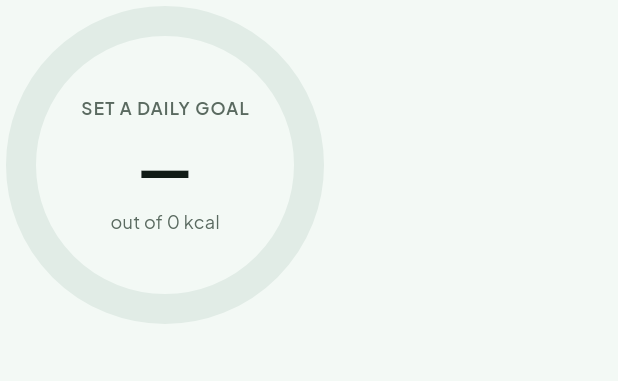
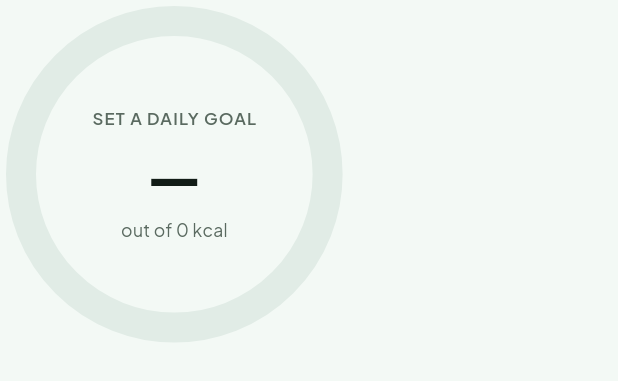
Before and after one commit to Nabil2099/nutration_ai, a Flutter app: the CalorieProgressRing widget shown alone on an empty page, opened directly with empty values, on a phone screen of 412 x 824 dp. Shown: the top 381 px of the screen. Run offline on Flutter 3.47's test engine with Material 3 defaults, Android fonts, the phone set to English and light mode, and no system bars; our stand-ins replace cloud_firestore, dio, firebase_auth, firebase_core, flutter_bloc, flutter_dotenv and 2 more; accounts and stored records are empty.

Commit message:
feat: add responsive layout support using flutter_screenutil

```diff
--- a/lib/app.dart
+++ b/lib/app.dart
@@ -4,6 +4,7 @@ import 'package:flutter_bloc/flutter_bloc.dart';
 import 'app/app_gate.dart';
 import 'app/cubit/app_cubit.dart';
 import 'core/theme/app_theme.dart';
+import 'core/theme/responsive.dart';
 import 'core/data/services/user_profile_service.dart';
 import 'core/data/services/meal_reader.dart';
 import 'core/navigation/main_shell.dart';
@@ -27,6 +28,7 @@ class App extends StatelessWidget {
   @override
   Widget build(BuildContext context) => BlocProvider(
     create: (_) => AppCubit(auth, onboarding, profiles),
+    child: withScreenUtil(
       child: MaterialApp(
         title: 'Nutrition & AI Coach',
         debugShowCheckedModeBanner: false,
@@ -38,5 +40,6 @@ class App extends StatelessWidget {
           screens: screens,
         ),
       ),
+    ),
   );
 }
--- a/lib/app/bootstrap.dart
+++ b/lib/app/bootstrap.dart
@@ -13,6 +13,7 @@ import '../core/data/services/user_profile_service.dart';
 import '../core/firebase_bootstrap.dart';
 import '../core/navigation/main_shell.dart';
 import '../core/theme/app_theme.dart';
+import '../core/theme/responsive.dart';
 import '../core/widgets/app_error_view.dart';
 import '../features/analytics/presentation/screens/analytics_screen.dart';
 import '../features/auth/data/services/auth_service.dart';
@@ -134,7 +135,8 @@ class _BootstrapState extends State<Bootstrap> {
     future: _startup,
     builder: (context, snapshot) {
       if (snapshot.hasData) return snapshot.data!;
-      return MaterialApp(
+      return withScreenUtil(
+        child: MaterialApp(
           debugShowCheckedModeBanner: false,
           theme: AppTheme.light,
           home:
@@ -152,6 +154,7 @@ class _BootstrapState extends State<Bootstrap> {
                   ),
                 )
               : SplashScreen(elapsed: _startupClock.elapsed),
+        ),
       );
     },
   );
--- /dev/null
+++ b/lib/core/theme/responsive.dart
@@ -0,0 +1,44 @@
+import 'package:flutter/widgets.dart';
+import 'package:flutter_screenutil/flutter_screenutil.dart';
+
+/// Responsive sizing helpers backed by `flutter_screenutil` (`ScreenUtil`),
+/// clamped so small phones (`320px`) scale down cleanly and large tablets
+/// (`1000px+`) stay well-proportioned without oversized text or cards.
+extension ResponsiveNum on num {
+  static double _clampedWidthScale() {
+    try {
+      return ScreenUtil().scaleWidth.clamp(0.82, 1.20);
+    } catch (_) {
+      return 1.0;
+    }
+  }
+
+  static double _clampedHeightScale() {
+    try {
+      return ScreenUtil().scaleHeight.clamp(0.82, 1.18);
+    } catch (_) {
+      return 1.0;
+    }
+  }
+
+  static double _clampedTextScale() {
+    try {
+      return ScreenUtil().scaleText.clamp(0.88, 1.15);
+    } catch (_) {
+      return 1.0;
+    }
+  }
+
+  double get rw => toDouble() * _clampedWidthScale();
+  double get rh => toDouble() * _clampedHeightScale();
+  double get rsp => toDouble() * _clampedTextScale();
+  double get rr => toDouble() * _clampedWidthScale();
+}
+
+/// Ensures `ScreenUtil` is initialized for top-level app shells.
+Widget withScreenUtil({required Widget child}) => ScreenUtilInit(
+  designSize: const Size(390, 844),
+  minTextAdapt: true,
+  splitScreenMode: true,
+  builder: (_, _) => child,
+);
--- a/lib/features/home/presentation/screens/home_screen.dart
+++ b/lib/features/home/presentation/screens/home_screen.dart
@@ -1,6 +1,7 @@
 import 'package:flutter/material.dart';
 import 'package:flutter_bloc/flutter_bloc.dart';
 
+import '../../../../core/theme/responsive.dart';
 import '../../../../core/widgets/app_error_view.dart';
 import '../cubit/home_cubit.dart';
 import '../cubit/home_state.dart';
@@ -73,7 +74,7 @@ class _HomeScreenState extends State<HomeScreen> with WidgetsBindingObserver {
         child: LayoutBuilder(
           builder: (context, constraints) => SingleChildScrollView(
             physics: const AlwaysScrollableScrollPhysics(),
-            padding: const EdgeInsets.all(20),
+            padding: EdgeInsets.all(20.rw),
             child: Center(
               child: ConstrainedBox(
                 constraints: const BoxConstraints(maxWidth: 1000),
--- a/lib/features/home/presentation/widgets/calorie_progress_ring.dart
+++ b/lib/features/home/presentation/widgets/calorie_progress_ring.dart
@@ -4,6 +4,7 @@ import 'package:flutter/material.dart';
 import 'package:intl/intl.dart';
 
 import '../../../../core/theme/app_colors.dart';
+import '../../../../core/theme/responsive.dart';
 
 class CalorieProgressRing extends StatelessWidget {
   const CalorieProgressRing({
@@ -25,13 +26,13 @@ class CalorieProgressRing extends StatelessWidget {
           ? 'Set a daily goal'
           : '${remaining.abs().round()} kilocalories ${remaining < 0 ? 'over goal' : 'remaining'}',
       child: SizedBox(
-        width: 220,
-        height: 220,
+        width: 220.rw,
+        height: 220.rw,
         child: CustomPaint(
           painter: _RingPainter(progress),
           child: Center(
             child: Padding(
-              padding: const EdgeInsets.all(30),
+              padding: EdgeInsets.all(30.rw),
               child: FittedBox(
                 fit: BoxFit.scaleDown,
                 child: Column(
@@ -43,14 +44,14 @@ class CalorieProgressRing extends StatelessWidget {
                           : remaining < 0
                           ? 'OVER GOAL'
                           : 'REMAINING',
-                      style: const TextStyle(
-                        fontSize: 11.5,
+                      style: TextStyle(
+                        fontSize: 11.5.rsp,
                         fontWeight: FontWeight.w600,
                         letterSpacing: 0.8,
                         color: AppColors.textSecondary,
                       ),
                     ),
-                    const SizedBox(height: 4),
+                    SizedBox(height: 4.rh),
                     Row(
                       mainAxisSize: MainAxisSize.min,
                       crossAxisAlignment: CrossAxisAlignment.baseline,
@@ -58,19 +59,19 @@ class CalorieProgressRing extends StatelessWidget {
                       children: [
                         Text(
                           goal <= 0 ? '—' : '${remaining.abs().round()}',
-                          style: const TextStyle(
-                            fontSize: 38,
+                          style: TextStyle(
+                            fontSize: 38.rsp,
                             fontWeight: FontWeight.w800,
                             color: AppColors.textPrimary,
                             letterSpacing: -0.8,
                           ),
                         ),
                         if (goal > 0) ...[
-                          const SizedBox(width: 4),
-                          const Text(
+                          SizedBox(width: 4.rw),
+                          Text(
                             'kcal',
                             style: TextStyle(
-                              fontSize: 15,
+                              fontSize: 15.rsp,
                               fontWeight: FontWeight.w700,
                               color: AppColors.primaryBright,
                             ),
@@ -78,11 +79,11 @@ class CalorieProgressRing extends StatelessWidget {
                         ],
                       ],
                     ),
-                    const SizedBox(height: 2),
+                    SizedBox(height: 2.rh),
                     Text(
                       'out of $formattedGoal kcal',
-                      style: const TextStyle(
-                        fontSize: 12,
+                      style: TextStyle(
+                        fontSize: 12.rsp,
                         color: AppColors.textSecondary,
                       ),
                     ),
--- a/pubspec.yaml
+++ b/pubspec.yaml
@@ -17,6 +17,7 @@ dependencies:
   dio: ^5.9.0
   flutter_bloc: ^9.1.1
   flutter_dotenv: ^6.0.0
+  flutter_screenutil: ^5.9.3
   hive_flutter: ^1.1.0
   intl: ^0.20.3
 
```
Also changed, not shown: lib/core/navigation/main_shell.dart (+4 -3 lines), lib/features/home/presentation/widgets/greeting_header.dart (+6 -9 lines), lib/features/splash/presentation/screens/splash_screen.dart (+4 -3 lines), pubspec.lock. Lines whose indentation alone changed are shown as unchanged.
